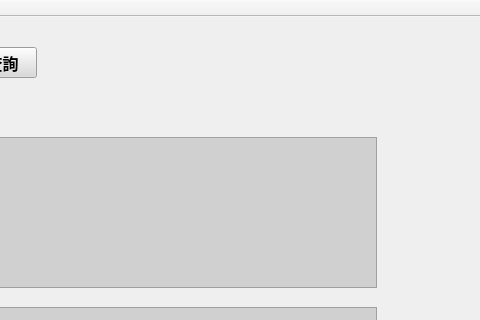
First picture: the form in mainwindow.ui, repository Linlai2369632/workingDiary, before the edit; both pictures show x 664 to 1144 and y 0 to 320 of the 1144 by 734 pixel window.
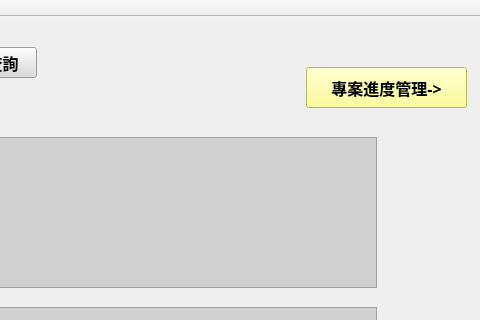
Second picture: the form after the edit.

Commit message: 2023-09-04: 	1.mainwindow 日期設置自動填滿。         2.修正: table 建立新資料後，應重新呼叫setAutoFilled()。         3.searchproject 進度:     	  (1)構造函數。     	  (2)在 table 建立新資料。

```diff
--- a/mainwindow.ui
+++ b/mainwindow.ui
@@ -225,6 +225,30 @@
      <string>區間查詢</string>
     </property>
    </widget>
+   <widget class="QPushButton" name="pbProjectDiary">
+    <property name="geometry">
+     <rect>
+      <x>970</x>
+      <y>50</y>
+      <width>161</width>
+      <height>41</height>
+     </rect>
+    </property>
+    <property name="font">
+     <font>
+      <family>微軟正黑體</family>
+      <pointsize>12</pointsize>
+      <weight>75</weight>
+      <bold>true</bold>
+     </font>
+    </property>
+    <property name="styleSheet">
+     <string notr="true">background-color: rgb(255, 255, 127);</string>
+    </property>
+    <property name="text">
+     <string>專案進度管理-&gt;</string>
+    </property>
+   </widget>
   </widget>
   <widget class="QMenuBar" name="menuBar">
    <property name="geometry">
```
The commit also changes 7 other files.
